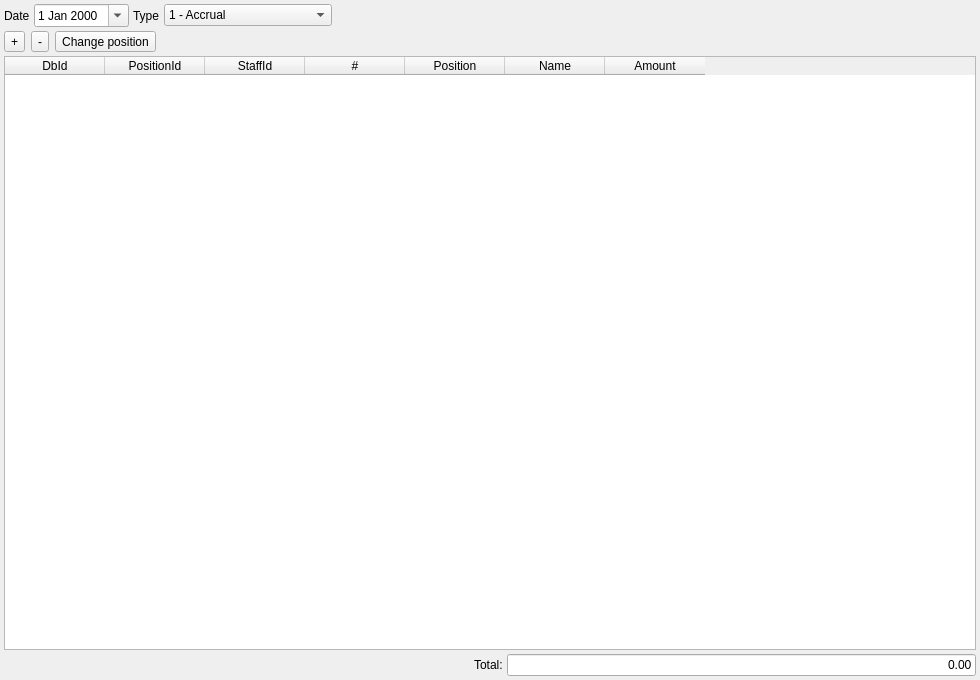
Before: the Qt Designer form FrontDesk/c5salaryeditor.ui in End1-1/Cafe5, drawn with Qt 5.
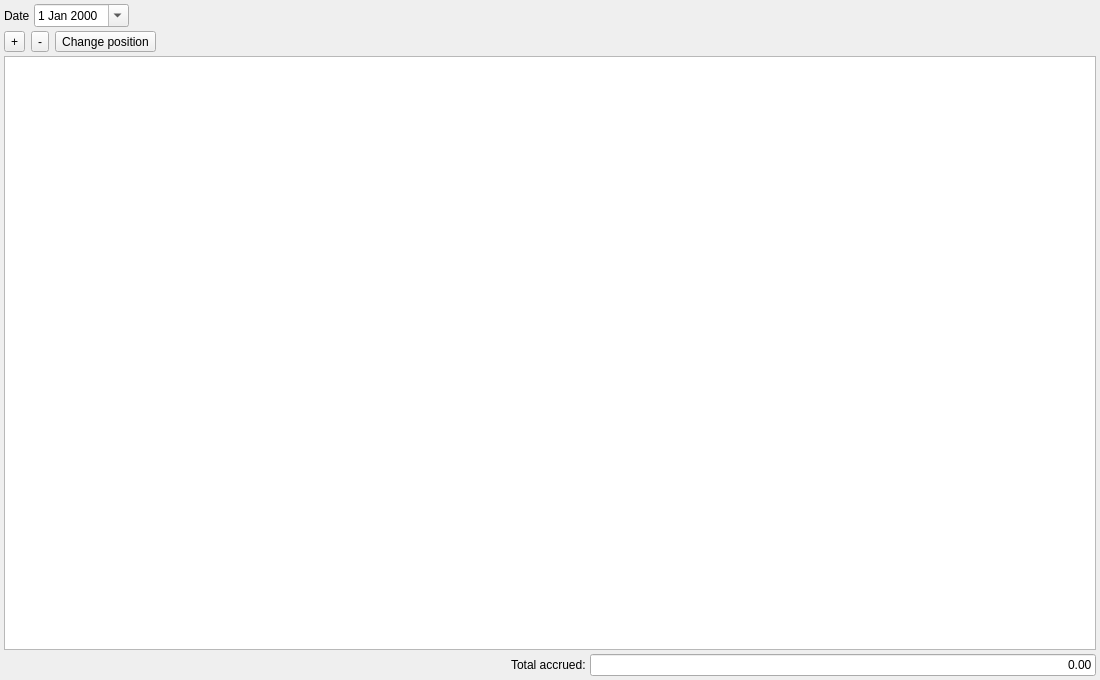
After: the same form once the commit is applied.

```diff
--- a/FrontDesk/c5salaryeditor.ui
+++ b/FrontDesk/c5salaryeditor.ui
@@ -6,7 +6,7 @@
    <rect>
     <x>0</x>
     <y>0</y>
-    <width>980</width>
+    <width>1100</width>
     <height>680</height>
    </rect>
   </property>
@@ -45,36 +45,6 @@
        </property>
       </widget>
      </item>
-      <item>
-       <widget class="QLabel" name="lbType">
-        <property name="text">
-         <string>Type</string>
-        </property>
-       </widget>
-      </item>
-      <item>
-       <widget class="QComboBox" name="cbType">
-        <item>
-         <property name="text">
-          <string>1 - Accrual</string>
-         </property>
-         <property name="data">
-          <number>1</number>
-         </property>
-        </item>
-        <item>
-         <property name="text">
-          <string>2 - Payment / Withholding</string>
-         </property>
-         <property name="data">
-          <number>2</number>
-         </property>
-        </item>
-        <property name="currentIndex">
-         <number>0</number>
-        </property>
-       </widget>
-      </item>
      <item>
       <spacer name="horizontalSpacerDate">
        <property name="orientation">
@@ -159,41 +129,6 @@
      <property name="alternatingRowColors">
       <bool>true</bool>
      </property>
-     <column>
-      <property name="text">
-       <string>DbId</string>
-      </property>
-     </column>
-     <column>
-      <property name="text">
-       <string>PositionId</string>
-      </property>
-     </column>
-     <column>
-      <property name="text">
-       <string>StaffId</string>
-      </property>
-     </column>
-     <column>
-      <property name="text">
-       <string>#</string>
-      </property>
-     </column>
-     <column>
-      <property name="text">
-       <string>Position</string>
-      </property>
-     </column>
-     <column>
-      <property name="text">
-       <string>Name</string>
-      </property>
-     </column>
-     <column>
-      <property name="text">
-       <string>Amount</string>
-      </property>
-     </column>
     </widget>
    </item>
    <item>
@@ -214,7 +149,7 @@
      <item>
       <widget class="QLabel" name="lbTotalTitle">
        <property name="text">
-        <string>Total:</string>
+        <string>Total accrued:</string>
        </property>
       </widget>
      </item>
```
Left out of the diff: 2 changed lines with no effect on the pictures.
